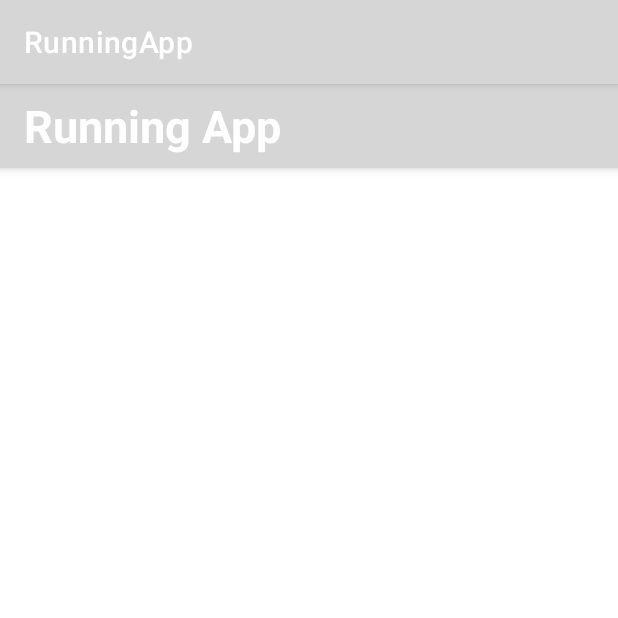
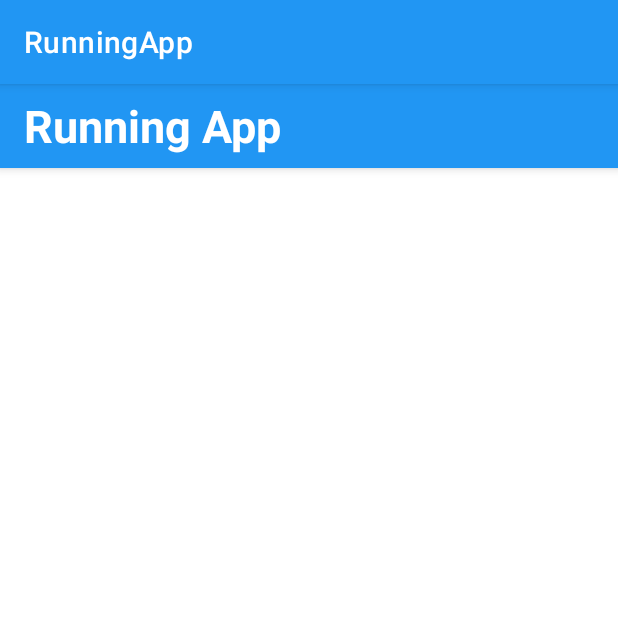
Before and after one commit to AlekseiOssipov/RunningApp, an Android app: the screen it shows after launch (MainActivity), on a phone screen of 412 x 824 dp, the top half of it. Run offline under Robolectric (Android 15) with nearby library versions, the phone set to English and light mode, and no system bars.

Commit message:
03.11.2021

```diff
--- a/app/src/main/res/values-night/themes.xml
+++ b/app/src/main/res/values-night/themes.xml
@@ -2,8 +2,8 @@
     <!-- Base application theme. -->
     <style name="Theme.RunningApp" parent="Theme.MaterialComponents.DayNight.DarkActionBar">
         <!-- Primary brand color. -->
-        <item name="colorPrimary">@color/purple_200</item>
-        <item name="colorPrimaryVariant">@color/purple_700</item>
+        <item name="colorPrimary">@color/md_blue_50</item>
+        <item name="colorPrimaryVariant">@color/md_blue_100</item>
         <item name="colorOnPrimary">@color/black</item>
         <!-- Secondary brand color. -->
         <item name="colorSecondary">@color/teal_200</item>
--- a/app/src/main/res/values/colors.xml
+++ b/app/src/main/res/values/colors.xml
@@ -15,4 +15,8 @@
     <color name="md_blue_A700">#2962FF</color>
     <color name="colorAccent">#FFE600</color>
     <color name="errorColor">#D50000</color>
+    <color name="white">#ffffff</color>
+    <color name="black">#000000</color>
+    <color name="teal_200">#30d5c8</color>
+    <color name="teal_700">#23aea3</color>
 </resources>
--- a/app/src/main/res/values/themes.xml
+++ b/app/src/main/res/values/themes.xml
@@ -2,8 +2,8 @@
     <!-- Base application theme. -->
     <style name="Theme.RunningApp" parent="Theme.MaterialComponents.DayNight.DarkActionBar">
         <!-- Primary brand color. -->
-        <item name="colorPrimary">@color/purple_500</item>
-        <item name="colorPrimaryVariant">@color/purple_700</item>
+        <item name="colorPrimary">@color/md_blue_500</item>
+        <item name="colorPrimaryVariant">@color/md_blue_700</item>
         <item name="colorOnPrimary">@color/white</item>
         <!-- Secondary brand color. -->
         <item name="colorSecondary">@color/teal_200</item>
--- a/build.gradle
+++ b/build.gradle
@@ -11,6 +11,7 @@ buildscript {
         classpath 'com.android.tools.build:gradle:4.0.0'
         classpath "org.jetbrains.kotlin:kotlin-gradle-plugin:$kotlin_version"
         classpath "androidx.navigation:navigation-safe-args-gradle-plugin:2.3.0"
+        classpath "com.google.dagger:hilt-android-gradle-plugin:2.28-alpha"
         // NOTE: Do not place your application dependencies here; they belong
         // in the individual module build.gradle files
     }
@@ -20,7 +21,7 @@ allprojects {
     repositories {
         google()
         jcenter()
-        maven { url "https://maven.xyz.com" }
+        maven { url "https://jitpack.io" }
     }
 }
 
```
Also changed, not shown: app/build.gradle (+11 -0 lines), app/src/main/java/com/example/runningapp/db/BaseApplication.kt (added, +8 -0 lines), app/src/main/java/com/example/runningapp/di/AppModule.kt (added, +10 -0 lines), settings.gradle (+1 -9 lines).
